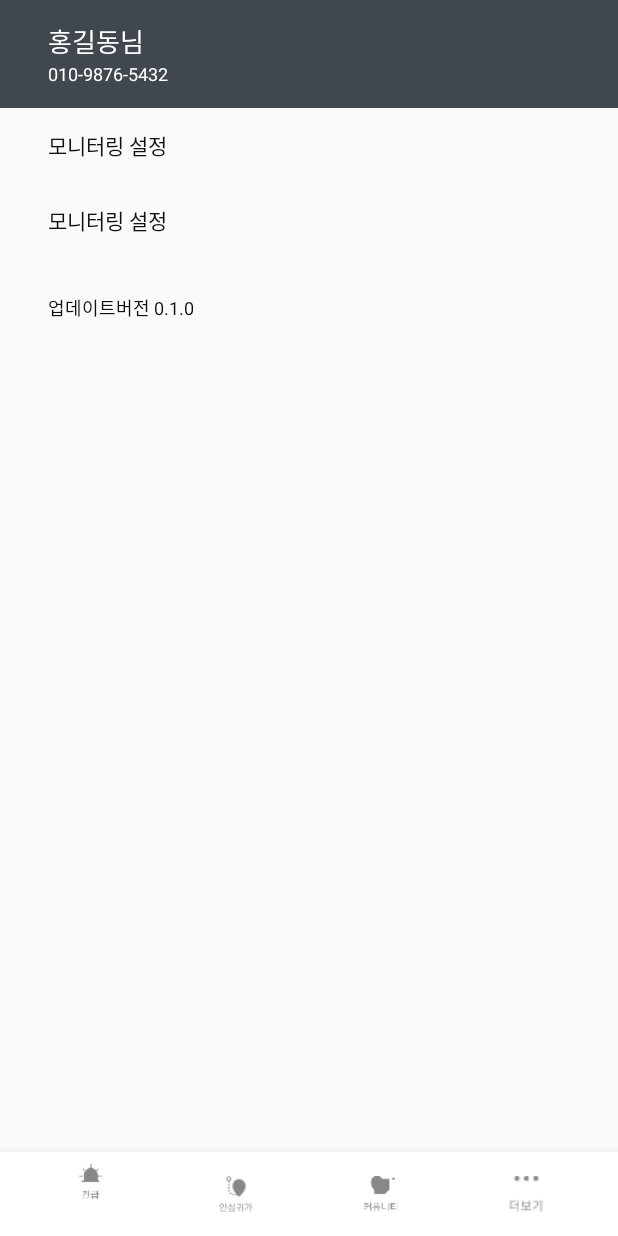
After one commit to desingdeveloperdayday/TwinkleHero_SafeHero, an Android app: the layout activity_setting.xml on its own in the app's theme, with its tools: preview values and no code run, on a phone screen of 412 x 824 dp. The commit adds this screen. Run offline under Robolectric (Android 15) with nearby library versions, the phone set to English and light mode, and no system bars.

Commit message:
[Android] Add layout

```diff
--- /dev/null
+++ b/android/app/src/main/res/layout/activity_setting.xml
@@ -0,0 +1,93 @@
+<?xml version="1.0" encoding="utf-8"?>
+<androidx.constraintlayout.widget.ConstraintLayout
+        xmlns:android="http://schemas.android.com/apk/res/android"
+        xmlns:app="http://schemas.android.com/apk/res-auto" xmlns:tools="http://schemas.android.com/tools"
+        android:layout_width="match_parent"
+        android:layout_height="match_parent"
+        tools:context=".info.SettingActivity">
+
+    <LinearLayout
+            android:id="@+id/layout_main"
+            android:orientation="horizontal"
+            android:background="@color/setting_color"
+            android:layout_width="match_parent"
+            android:layout_height="72dp" app:layout_constraintTop_toTopOf="parent"
+            app:layout_constraintStart_toStartOf="parent" app:layout_constraintEnd_toEndOf="parent">
+        <LinearLayout
+                android:gravity="center_vertical"
+                android:layout_marginLeft="32dp"
+                android:orientation="vertical"
+                android:layout_width="match_parent"
+                android:layout_height="match_parent">
+            <TextView
+                    android:layout_width="wrap_content"
+                    android:layout_height="wrap_content"
+                    android:textSize="17sp"
+                    android:textColor="#ffffff"
+                    tools:text="홍길동님"/>
+            <TextView
+                    android:layout_width="wrap_content"
+                    android:layout_height="wrap_content"
+                    android:textSize="12sp"
+                    android:textColor="#ffffff"
+                    tools:text="010-9876-5432"/>
+        </LinearLayout>
+    </LinearLayout>
+
+    <LinearLayout
+            android:id="@+id/layout_monitoring"
+            app:layout_constraintTop_toBottomOf="@+id/layout_main"
+            android:orientation="horizontal"
+            android:gravity="center_vertical"
+            android:layout_marginLeft="32dp"
+            android:layout_marginRight="32dp"
+            android:layout_width="match_parent"
+            android:layout_height="50dp">
+        <TextView
+                android:layout_width="wrap_content"
+                android:layout_height="wrap_content"
+                android:textSize="14sp"
+                android:textColor="#111111"
+                tools:text="모니터링 설정"/>
+    </LinearLayout>
+
+    <LinearLayout
+            android:id="@+id/layout_report"
+            app:layout_constraintTop_toBottomOf="@+id/layout_monitoring"
+            android:orientation="horizontal"
+            android:gravity="center_vertical"
+            android:layout_marginLeft="32dp"
+            android:layout_marginRight="32dp"
+            android:layout_width="match_parent"
+            android:layout_height="50dp">
+        <TextView
+                android:layout_width="wrap_content"
+                android:layout_height="wrap_content"
+                android:textSize="14sp"
+                android:textColor="#111111"
+                tools:text="모니터링 설정"/>
+    </LinearLayout>
+
+    <TextView
+            app:layout_constraintTop_toBottomOf="@+id/layout_report"
+            android:layout_width="match_parent"
+            android:layout_height="wrap_content"
+            android:textSize="12sp"
+            android:layout_marginLeft="32dp"
+            android:layout_marginTop="24dp"
+            android:textColor="#111111"
+            tools:text="업데이트버전 0.1.0"
+            app:layout_constraintStart_toStartOf="parent" app:layout_constraintEnd_toEndOf="parent"/>
+
+    <com.google.android.material.bottomnavigation.BottomNavigationView
+            android:id="@+id/bottom_navigation_view"
+            android:layout_width="match_parent"
+            app:itemIconTint="@color/selector"
+            app:itemTextColor="@color/selector"
+            android:layout_height="wrap_content"
+            android:background="@color/white"
+            style="@style/BottomNavigationView2"
+            app:menu="@menu/navigation"
+            app:layout_constraintBottom_toBottomOf="parent"/>
+
+</androidx.constraintlayout.widget.ConstraintLayout>
--- a/android/app/src/main/res/layout/fragment_emergency.xml
+++ b/android/app/src/main/res/layout/fragment_emergency.xml
@@ -5,7 +5,7 @@
         xmlns:tools="http://schemas.android.com/tools"
         android:layout_width="match_parent"
         android:layout_height="match_parent"
-        tools:context=".emergency.EmergencyFragment">
+        tools:context=".emergency.EmergencyActivity">
     <androidx.constraintlayout.widget.ConstraintLayout
             android:layout_width="match_parent"
             android:layout_height="match_parent">
```
Also changed, not shown: android/app/src/main/res/layout/activity_community.xml (added, +53 -0 lines), android/app/src/main/res/layout/content_setting.xml (added, +12 -0 lines), android/app/src/main/res/layout/fragment_add_message.xml (added, +92 -0 lines), android/app/src/main/res/layout/fragment_edit_user_info.xml (added, +13 -0 lines).
